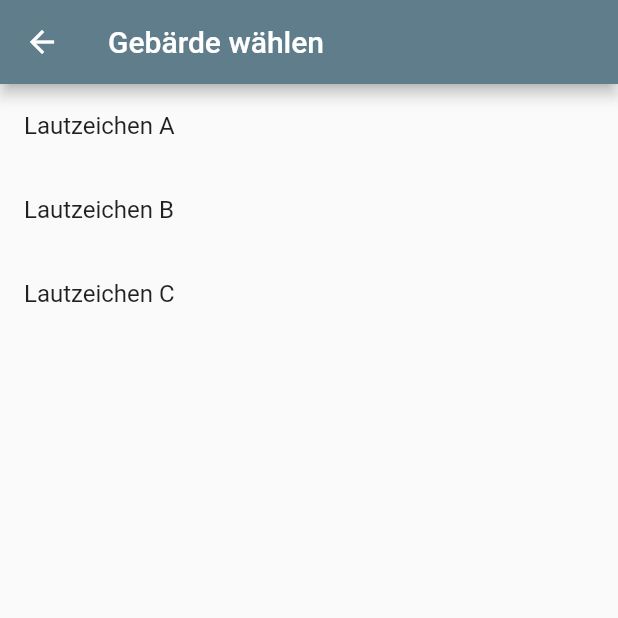
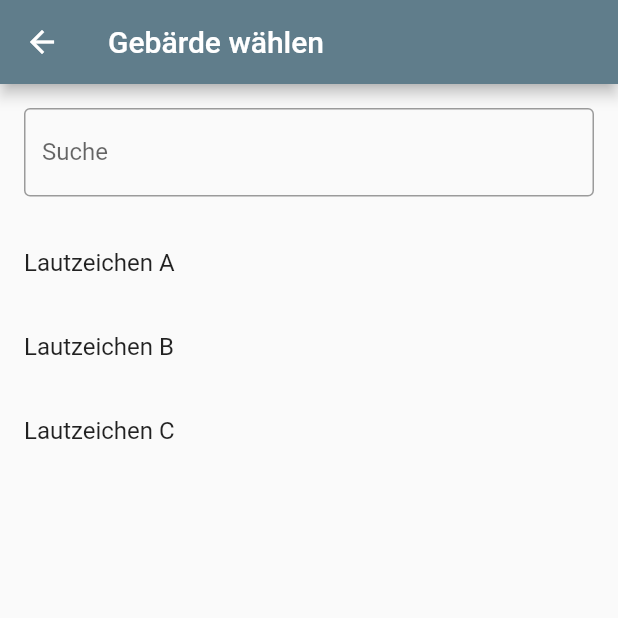
Before and after one commit to michasng/gestures, a Flutter app: the screen it shows after launch, after a tap on "Alphabet", on a phone screen of 412 x 824 dp, the top half of it. Run offline on Flutter 3.47's test engine with Material 2 defaults, Android fonts, the phone set to English and light mode, and no system bars; our stand-ins replace video_player.

Commit message:
Add search bar for gestures

```diff
--- /dev/null
+++ b/lib/screens/package/components/gesture_list.dart
@@ -0,0 +1,64 @@
+import 'package:flutter/material.dart';
+import 'package:gestures/models/gesture.dart';
+import 'package:gestures/models/package.dart';
+import 'package:gestures/screens/gesture/gesture_screen.dart';
+import 'package:gestures/screens/package/components/gesture_list_tile.dart';
+
+class GestureList extends StatefulWidget {
+  final Package package;
+
+  const GestureList({Key? key, required this.package}) : super(key: key);
+
+  @override
+  State<GestureList> createState() => GestureListState();
+}
+
+class GestureListState extends State<GestureList> {
+  late List<Gesture> gestures;
+
+  @override
+  void initState() {
+    gestures = widget.package.gestures;
+    super.initState();
+  }
+
+  void _navigateToGesture(BuildContext context, Gesture gesture) {
+    Navigator.of(context).push(
+      MaterialPageRoute(
+        builder: (context) => GestureScreen(
+          gestures: gestures,
+          initialIndex: gestures.indexOf(gesture),
+        ),
+      ),
+    );
+  }
+
+  void search(String search) {
+    final caseInsensitiveLeadingTextSearch = widget.package.gestures
+        .where((gesture) =>
+            gesture.title.toLowerCase().startsWith(search.toLowerCase()))
+        .toList();
+    final caseSensitiveFullTextSearch = widget.package.gestures
+        .where((gesture) => gesture.title.contains(search))
+        .toList();
+    final combinedWithoutDuplicates =
+        (caseInsensitiveLeadingTextSearch + caseSensitiveFullTextSearch)
+            .toSet();
+    setState(() {
+      gestures = combinedWithoutDuplicates.toList();
+    });
+  }
+
+  @override
+  Widget build(BuildContext context) {
+    return ListView(
+      children: [
+        for (final gesture in gestures)
+          GestureListTile(
+            gesture: gesture,
+            onTap: (gesture) => _navigateToGesture(context, gesture),
+          ),
+      ],
+    );
+  }
+}
--- /dev/null
+++ b/lib/screens/package/components/search_bar.dart
@@ -0,0 +1,21 @@
+import 'package:flutter/material.dart';
+
+class SearchBar extends StatelessWidget {
+  final void Function(String search)? onSearch;
+
+  const SearchBar({
+    Key? key,
+    this.onSearch,
+  }) : super(key: key);
+
+  @override
+  Widget build(BuildContext context) {
+    return TextField(
+      decoration: const InputDecoration(
+        border: OutlineInputBorder(),
+        labelText: 'Suche',
+      ),
+      onChanged: onSearch,
+    );
+  }
+}
--- a/lib/screens/package/package_screen.dart
+++ b/lib/screens/package/package_screen.dart
@@ -1,36 +1,36 @@
 import 'package:flutter/material.dart';
-import 'package:gestures/models/gesture.dart';
 import 'package:gestures/models/package.dart';
-import 'package:gestures/screens/gesture/gesture_screen.dart';
-import 'package:gestures/screens/package/components/gesture_list_tile.dart';
+import 'package:gestures/screens/package/components/gesture_list.dart';
+import 'package:gestures/screens/package/components/search_bar.dart';
 
 class PackageScreen extends StatelessWidget {
   final Package package;
+  final _gestureListKey = GlobalKey<GestureListState>();
 
-  const PackageScreen({Key? key, required this.package}) : super(key: key);
+  PackageScreen({Key? key, required this.package}) : super(key: key);
 
-  void _navigateToGesture(BuildContext context, Gesture gesture) {
-    Navigator.of(context).push(
-      MaterialPageRoute(
-        builder: (context) => GestureScreen(
-          gestures: package.gestures,
-          initialIndex: package.gestures.indexOf(gesture),
-        ),
-      ),
-    );
+  void _search(String search) {
+    _gestureListKey.currentState!.search(search);
   }
 
   @override
   Widget build(BuildContext context) {
     return Scaffold(
       appBar: AppBar(title: const Text('Gebärde wählen')),
-      body: ListView(
+      body: Column(
         children: [
-          for (final gesture in package.gestures)
-            GestureListTile(
-              gesture: gesture,
-              onTap: (gesture) => _navigateToGesture(context, gesture),
+          Padding(
+            padding: const EdgeInsets.all(16),
+            child: SearchBar(
+              onSearch: _search,
             ),
+          ),
+          Expanded(
+            child: GestureList(
+              package: package,
+              key: _gestureListKey,
+            ),
+          ),
         ],
       ),
     );
```
Also changed, not shown: assets/app_content.json (+41 -0 lines).
